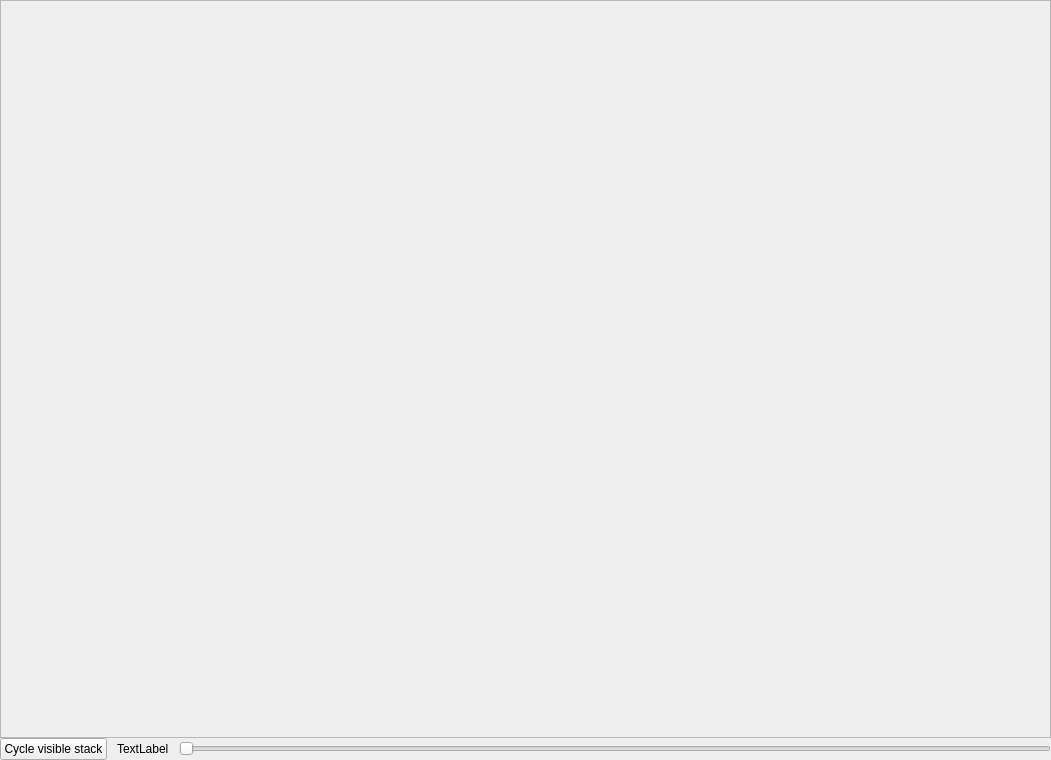
Old version of the form resources/ui/flow.ui in the repository flegac/qt-widgets.
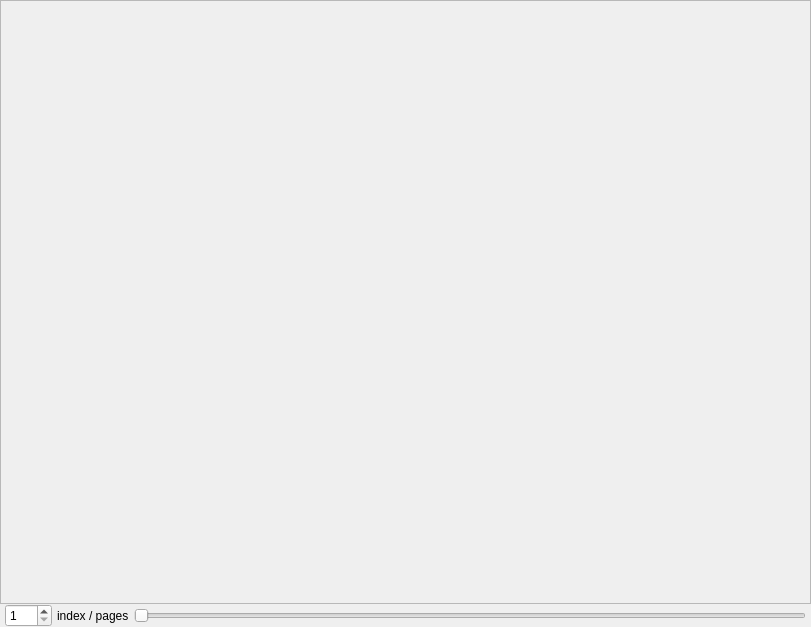
New version of the form.

Commit message: feat: better flow widget & Galery

Diff of the .ui file:
```diff
--- a/resources/ui/flow.ui
+++ b/resources/ui/flow.ui
@@ -6,8 +6,8 @@
    <rect>
     <x>0</x>
     <y>0</y>
-    <width>1051</width>
-    <height>760</height>
+    <width>811</width>
+    <height>627</height>
    </rect>
   </property>
   <property name="windowTitle">
@@ -16,7 +16,51 @@
   <property name="autoFillBackground">
    <bool>false</bool>
   </property>
-  <layout class="QVBoxLayout" name="verticalLayout">
+  <layout class="QHBoxLayout" name="horizontalLayout_3">
+   <property name="spacing">
+    <number>0</number>
+   </property>
+   <property name="leftMargin">
+    <number>0</number>
+   </property>
+   <property name="topMargin">
+    <number>0</number>
+   </property>
+   <property name="rightMargin">
+    <number>0</number>
+   </property>
+   <property name="bottomMargin">
+    <number>0</number>
+   </property>
+   <item>
+    <widget class="QWidget" name="toolbox" native="true">
+     <property name="sizePolicy">
+      <sizepolicy hsizetype="Minimum" vsizetype="Minimum">
+       <horstretch>0</horstretch>
+       <verstretch>0</verstretch>
+      </sizepolicy>
+     </property>
+    </widget>
+   </item>
+   <item>
+    <layout class="QVBoxLayout" name="vert1">
+     <property name="spacing">
+      <number>0</number>
+     </property>
+     <property name="leftMargin">
+      <number>0</number>
+     </property>
+     <property name="topMargin">
+      <number>0</number>
+     </property>
+     <property name="rightMargin">
+      <number>0</number>
+     </property>
+     <property name="bottomMargin">
+      <number>0</number>
+     </property>
+     <item>
+      <layout class="QHBoxLayout" name="hori1">
    <property name="spacing">
     <number>0</number>
    </property>
@@ -42,8 +86,8 @@
        <rect>
         <x>0</x>
         <y>0</y>
-        <width>1049</width>
-        <height>733</height>
+            <width>795</width>
+            <height>597</height>
        </rect>
       </property>
       <layout class="QVBoxLayout" name="verticalLayout_2">
@@ -72,34 +116,39 @@
      </widget>
     </widget>
    </item>
+      </layout>
+     </item>
    <item>
-    <layout class="QHBoxLayout" name="horizontalLayout">
+      <layout class="QHBoxLayout" name="hori2">
      <property name="spacing">
-      <number>10</number>
+        <number>5</number>
      </property>
      <property name="leftMargin">
-      <number>0</number>
+        <number>5</number>
      </property>
      <property name="topMargin">
       <number>0</number>
      </property>
      <property name="rightMargin">
-      <number>0</number>
+        <number>5</number>
      </property>
      <property name="bottomMargin">
       <number>0</number>
      </property>
      <item>
-      <widget class="QPushButton" name="nextStackButton">
-       <property name="text">
-        <string>Cycle visible stack</string>
+        <widget class="QSpinBox" name="pageSize">
+         <property name="minimum">
+          <number>1</number>
+         </property>
+         <property name="maximum">
+          <number>100</number>
        </property>
       </widget>
      </item>
      <item>
       <widget class="QLabel" name="pageLabel">
        <property name="text">
-        <string>TextLabel</string>
+          <string>index / pages</string>
        </property>
       </widget>
      </item>
@@ -109,6 +158,8 @@
         <enum>Qt::Horizontal</enum>
        </property>
       </widget>
+       </item>
+      </layout>
      </item>
     </layout>
    </item>
```
Lines whose indentation alone changed are shown as unchanged. The commit also changes 15 other files.
